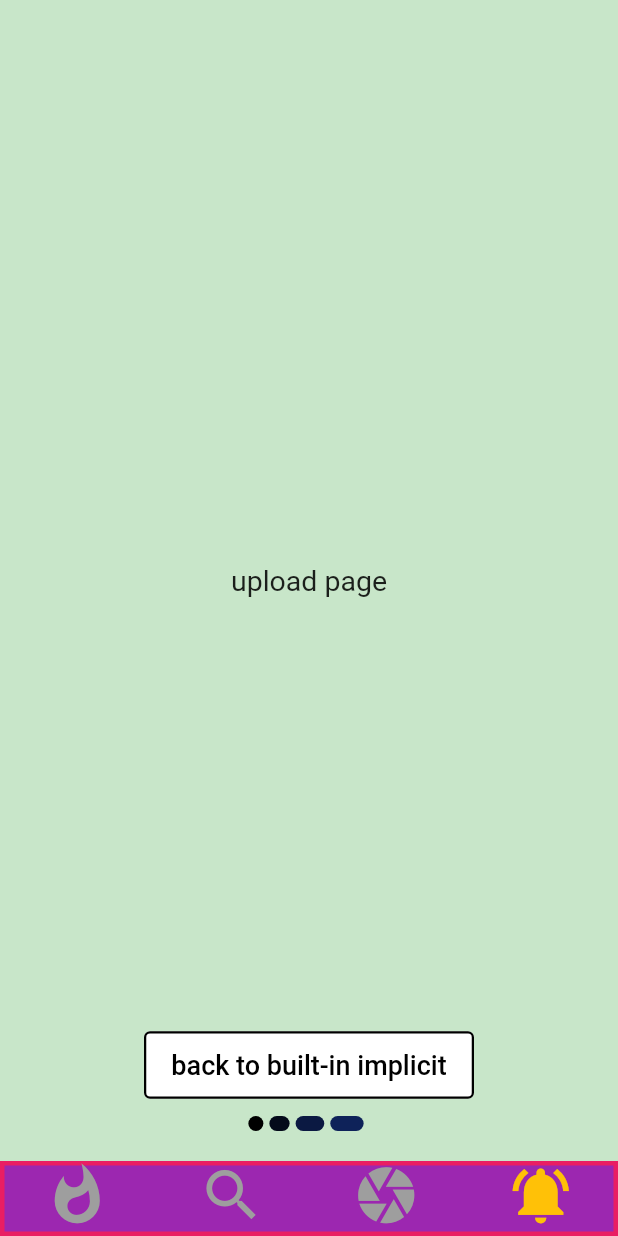
After one commit to MahanaElbana/flutter_repository, a Flutter app: the OnBoardingScreenTask screen opened directly, swiped to page 4, on a phone screen of 412 x 824 dp. The commit adds this screen. Run offline on Flutter 3.47's test engine with Material 2 defaults, Android fonts, the phone set to English and light mode, and no system bars; our stand-ins replace flutter_zoom_drawer.

Commit message:
built in implicit widget

```diff
--- a/lib/views/animation_conclusion/code_based_animation/implicit/built_in_implicit_animation/built_in_implicit_animation.dart
+++ b/lib/views/animation_conclusion/code_based_animation/implicit/built_in_implicit_animation/built_in_implicit_animation.dart
@@ -1,4 +1,5 @@
 import 'package:flutter/material.dart';
+import 'package:flutter_repository/views/animation_conclusion/code_based_animation/implicit/built_in_implicit_animation/task_on_animated_foo.dart';
 
 //
 class BuiltInImplicitAnimation extends StatefulWidget {
@@ -24,7 +25,7 @@ class _BuiltInImplicitAnimationState extends State<BuiltInImplicitAnimation> {
     return Scaffold(
       /// ------------------ [AppBar] --------------------//
       appBar: AppBar(
-        title:const Text(
+        title: const Text(
           "BuiltInImplicitAnimation",
           style: TextStyle(
             color: Colors.white,
@@ -52,7 +53,20 @@ class _BuiltInImplicitAnimationState extends State<BuiltInImplicitAnimation> {
 
               // ---------------- ACTION BUTTON ---------------------- //
               CustomOutlinedButton(
+                forgroundString: 'Animate the widgets',
                 onPressed: toggleSelectionState,
+              ),
+              const SizedBox(height: 23.0),
+              // ---------------- ACTION BUTTON ---------------------- //
+              CustomOutlinedButton(
+                forgroundString: 'go to the task',
+                onPressed: () {
+                  Navigator.push(
+                      context,
+                      MaterialPageRoute(
+                        builder: (context) => const OnBoardingScreenTask(),
+                      ));
+                },
               ),
             ],
           ),
@@ -100,7 +114,7 @@ class CustomAnimatedOpacity extends StatelessWidget {
   Widget build(BuildContext context) {
     return AnimatedOpacity(
       opacity: status ? 1 : 0.2,
-      duration: const Duration(milliseconds: 1500),
+      duration: const Duration(milliseconds: 1100),
       curve: Curves.easeInExpo,
       child: Container(
         height: 80,
@@ -170,9 +184,10 @@ class CustomAnimatedCrossFade extends StatelessWidget {
 
 class CustomOutlinedButton extends StatelessWidget {
   final VoidCallback onPressed;
+  final String forgroundString;
   const CustomOutlinedButton({
     super.key,
-    required this.onPressed,
+    required this.onPressed, required this.forgroundString,
   });
 
   @override
@@ -187,8 +202,8 @@ class CustomOutlinedButton extends StatelessWidget {
         shadowColor: Colors.blueGrey.shade300,
         side: const BorderSide(width: 1.5),
       ),
-      child: const Text(
-        "Animate the widgets",
+      child:  Text(
+        forgroundString,
         style: TextStyle(fontSize: 18.0),
       ),
     );
--- /dev/null
+++ b/lib/views/animation_conclusion/code_based_animation/implicit/built_in_implicit_animation/task_on_animated_foo.dart
@@ -0,0 +1,213 @@
+import 'package:flutter/cupertino.dart';
+import 'package:flutter/material.dart';
+
+class OnBoardingScreenTask extends StatefulWidget {
+  const OnBoardingScreenTask({super.key});
+
+  @override
+  State<OnBoardingScreenTask> createState() => _OnBoardingScreenTaskState();
+}
+
+class _OnBoardingScreenTaskState extends State<OnBoardingScreenTask> {
+  ///--------------   List of pageView  ---------------//
+
+  final List<Container> pageView = <Container>[
+    Container(
+      color: Colors.amber.shade100,
+      alignment: Alignment.center,
+      child: const Center(
+        child: Text(
+          "Home page",
+          style: TextStyle(fontSize: 19.0),
+        ),
+      ),
+    ),
+    Container(
+      color: Colors.red.shade100,
+      alignment: Alignment.center,
+      child: const Center(
+        child: Text(
+          "Timeline page ",
+          style: TextStyle(fontSize: 19.0),
+        ),
+      ),
+    ),
+    Container(
+      color: Colors.blue.shade100,
+      alignment: Alignment.center,
+      child: const Center(
+        child: Text(
+          "seach page",
+          style: TextStyle(fontSize: 19.0),
+        ),
+      ),
+    ),
+    Container(
+      color: Colors.green.shade100,
+      alignment: Alignment.center,
+      child: const Center(
+        child: Text(
+          "upload page",
+          style: TextStyle(fontSize: 19.0),
+        ),
+      ),
+    ),
+  ];
+
+  PageController pageController =
+      PageController(initialPage: 0, viewportFraction: 1);
+
+  int currentPage = 0;
+
+  ///-------  Entery point
+  @override
+  Widget build(BuildContext context) {
+    return Scaffold(
+      ///  -------- -------- ---------- --- ----- body
+      body: Container(
+        alignment: Alignment.bottomCenter,
+        child: Stack(
+          alignment: Alignment.center,
+          children: [
+            PageView(
+              pageSnapping: true,
+              reverse: true,
+              scrollDirection: Axis.horizontal,
+              physics: const BouncingScrollPhysics(),
+              controller: pageController,
+              children: pageView,
+              onPageChanged: (int currentIndex) {
+                setState(() {
+                  currentPage = currentIndex;
+                });
+              },
+            ),
+            Positioned(
+              bottom: 20.0,
+              child: CustomIndictorWidget(
+                index: currentPage,
+              ),
+            ),
+            if (currentPage == 3)
+              Positioned(
+                bottom: 40.0,
+                child: CustomOutlinedButton(
+                  forgroundString: 'back to built-in implicit',
+                  onPressed: () {
+                    Navigator.pop(context);
+                  },
+                ),
+              ),
+          ],
+        ),
+      ),
+
+      // ---- -----  --------- -------  bottomNavigationBar
+      bottomNavigationBar: CupertinoTabBar(
+        activeColor: Colors.amber,
+        inactiveColor: Colors.grey,
+        currentIndex: currentPage,
+        backgroundColor: Colors.purple,
+        border: Border.all(width: 3.0, color: Colors.pink),
+        iconSize: 45.0,
+        onTap: (int index) {
+          pageController.animateToPage(index,
+              duration: const Duration(microseconds: 1000),
+              curve: Curves.fastLinearToSlowEaseIn);
+        },
+        items: const <BottomNavigationBarItem>[
+          BottomNavigationBarItem(icon: Icon(Icons.whatshot)),
+          BottomNavigationBarItem(icon: Icon(Icons.search)),
+          BottomNavigationBarItem(icon: Icon(Icons.camera)),
+          BottomNavigationBarItem(icon: Icon(Icons.notifications_active)),
+        ],
+      ),
+
+      // ---- -----  --------- -------  bottomNavigationBar
+    );
+  }
+}
+
+class CustomAnimatedContainer extends StatelessWidget {
+  const CustomAnimatedContainer({
+    super.key,
+    required this.index,
+    required this.currentIndex,
+  });
+
+  final int index;
+  final int currentIndex;
+
+  @override
+  Widget build(BuildContext context) {
+    return AnimatedContainer(
+      height: index == currentIndex
+          ? const Size(45.0, 10).height
+          : const Size(10, 10).height,
+      width: index == currentIndex
+          ? const Size(45.0, 10).width
+          : const Size(10, 10).width,
+      duration: const Duration(seconds: 2),
+      decoration: BoxDecoration(
+        borderRadius: BorderRadius.circular(25),
+        color:
+            index == currentIndex ? Colors.blueAccent.shade700 : Colors.black,
+      ),
+    );
+  }
+}
+
+class CustomIndictorWidget extends StatelessWidget {
+  final int index;
+  const CustomIndictorWidget({
+    super.key,
+    required this.index,
+  });
+
+  @override
+  Widget build(BuildContext context) {
+    return Row(
+      mainAxisAlignment: MainAxisAlignment.spaceEvenly,
+      children: [
+        ...List.generate(4, (index) => index).map(
+          (e) {
+            return Row(
+              children: [
+                CustomAnimatedContainer(index: e, currentIndex: index),
+                const SizedBox(width: 4)
+              ],
+            );
+          },
+        ).toList(),
+      ],
+    );
+  }
+}
+
+class CustomOutlinedButton extends StatelessWidget {
+  final VoidCallback onPressed;
+  final String forgroundString;
+  const CustomOutlinedButton({
+    super.key,
+    required this.onPressed, required this.forgroundString,
+  });
+
+  @override
+  Widget build(BuildContext context) {
+    return OutlinedButton(
+      onPressed: onPressed,
+      style: OutlinedButton.styleFrom(
+        backgroundColor: Colors.white,
+        foregroundColor: Colors.black,
+        alignment: Alignment.center,
+        minimumSize: const Size(220, 45.0),
+        shadowColor: Colors.blueGrey.shade300,
+        side: const BorderSide(width: 1.5),
+      ),
+      child:  Text(
+        forgroundString,
+        style: TextStyle(fontSize: 18.0),
+      ),
+    );
+  }
+}
--- a/my_flutter_pdf_conclusion/GUI_carbon/TextField/TextField-1.dart
+++ b/my_flutter_pdf_conclusion/GUI_carbon/TextField/TextField-1.dart
@@ -33,12 +33,12 @@ class _SignUPState extends State<SignUP> {
       body: SingleChildScrollView(
         child: Column(
           children: [
-            SizedBox(
+            const SizedBox(
               height: 20,
             ),
             ////////////    TextField     ////////////
             Container(
-              padding: EdgeInsets.all(10.0),
+              padding: const EdgeInsets.all(10.0),
               width: MediaQuery.of(context).size.width,
               child: TextField(
                 /////    decoration: InputDecoration  /////
@@ -48,35 +48,35 @@ class _SignUPState extends State<SignUP> {
                   fillColor: Colors.purple,
                   /////////
                   hintText: "login in ",
-                  hintStyle: TextStyle(color: Colors.red),
+                  hintStyle: const TextStyle(color: Colors.red),
                   labelText: _labelText,
-                  labelStyle: TextStyle(color: Colors.red),
+                  labelStyle: const TextStyle(color: Colors.red),
                   ////  border  ==> start ///
                   border: OutlineInputBorder(
                     borderRadius: BorderRadius.circular(18.0),
-                    borderSide: BorderSide(color: Colors.red, width: 3.0),
+                    borderSide: const BorderSide(color: Colors.red, width: 3.0),
                   ),
 
                   ////  border  ///
                   /////   enabledBorder enabled start shape////
                   enabledBorder: OutlineInputBorder(
                     borderRadius: BorderRadius.circular(18.0),
-                    borderSide: BorderSide(color: Colors.red, width: 3.0),
+                    borderSide: const BorderSide(color: Colors.red, width: 3.0),
                   ),
                   /////   enabledBorder ////
 
                   ////////   focusedBorder at writting  ////
                   focusedBorder: OutlineInputBorder(
                     borderRadius: BorderRadius.circular(18.0),
-                    borderSide: BorderSide(color: Colors.green, width: 4.0),
+                    borderSide: const BorderSide(color: Colors.green, width: 4.0),
                   ),
                   ////////   focusedBorder ////
 
                   suffixIcon: IconButton(
                     icon: enable
-                        ? Icon(Icons.visibility_off_outlined,
+                        ? const Icon(Icons.visibility_off_outlined,
                             color: Colors.grey)
-                        : Icon(Icons.visibility_outlined, color: Colors.yellow),
+                        : const Icon(Icons.visibility_outlined, color: Colors.yellow),
                     onPressed: togleObscure,
                   ),
                   prefixIcon: Icon(Icons.keyboard, color: Colors.red),
```
